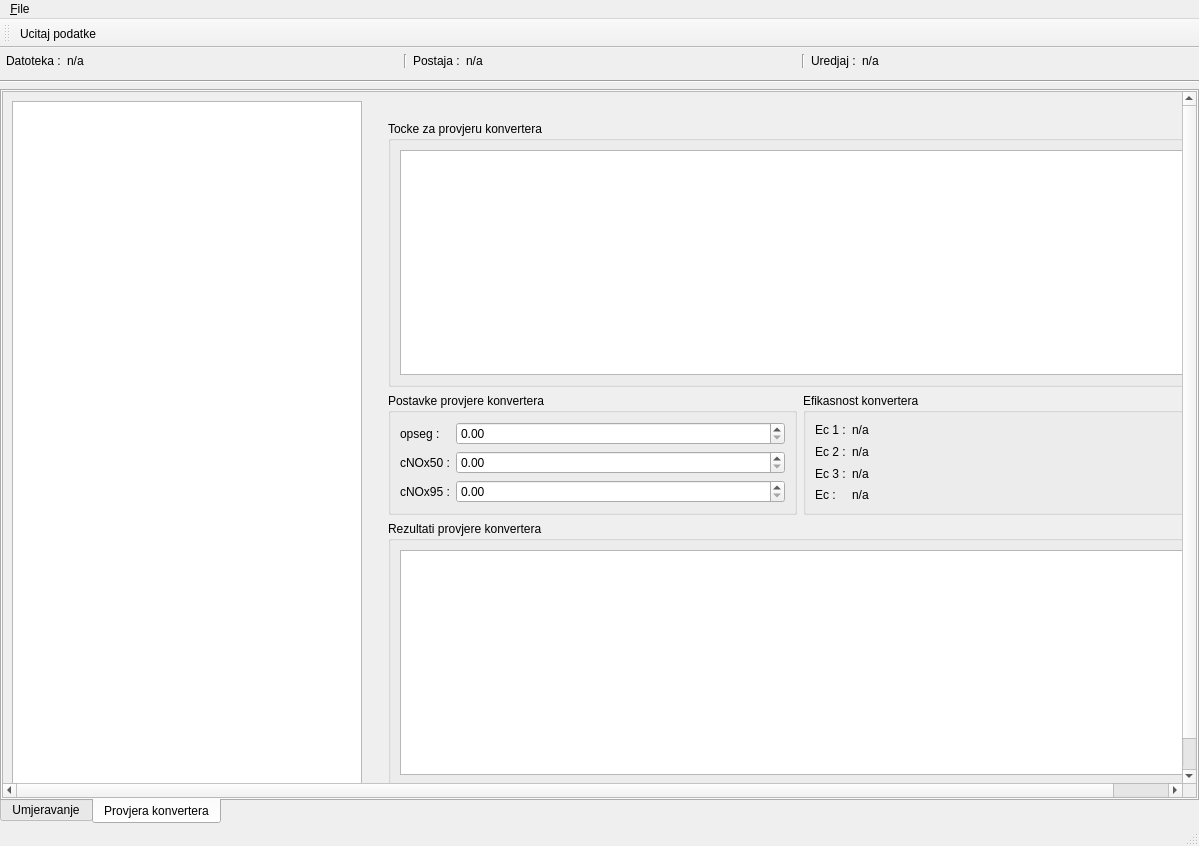
vmilic/umjeravanje, file app/view/uiFiles/display.ui: the form before one commit.
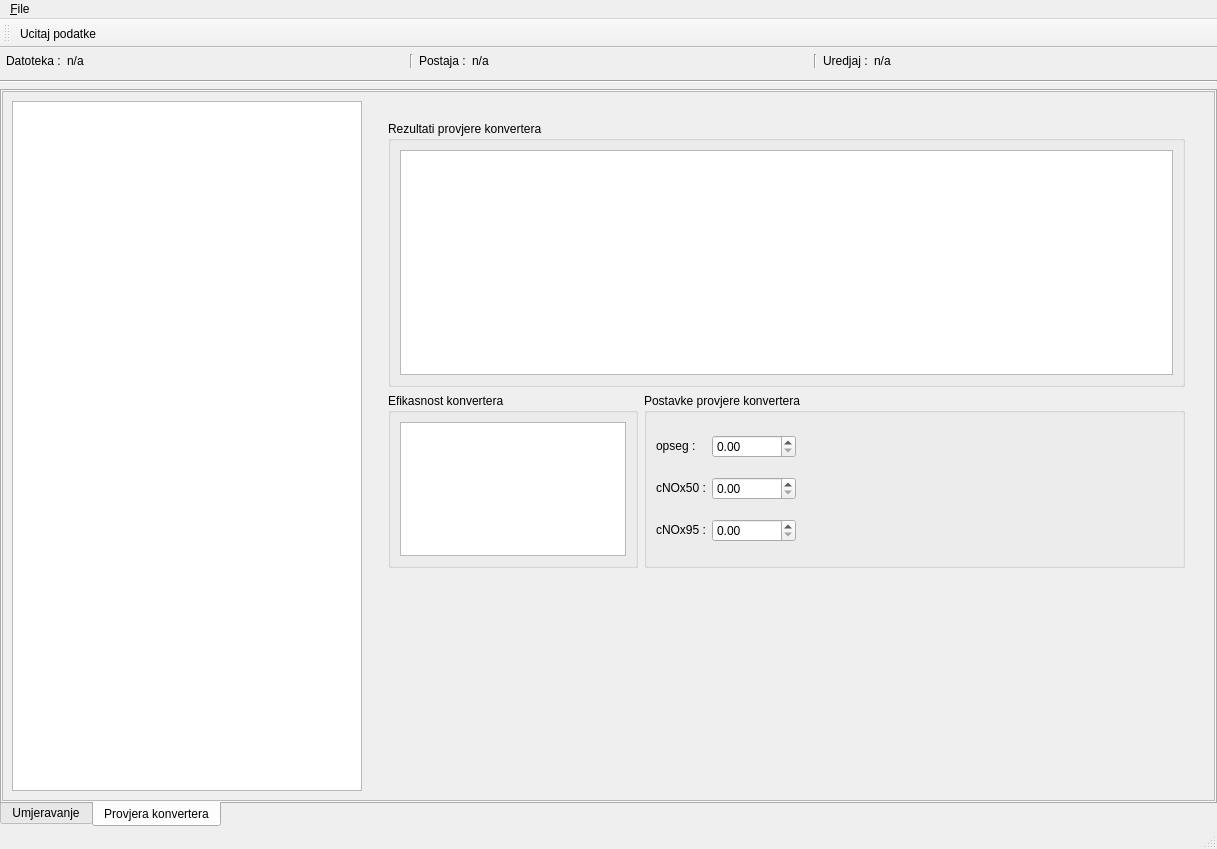
The form after the commit. The open tabs and pages were chosen to show the change.

```diff
--- a/app/view/uiFiles/display.ui
+++ b/app/view/uiFiles/display.ui
@@ -6,8 +6,8 @@
    <rect>
     <x>0</x>
     <y>0</y>
-    <width>1199</width>
-    <height>846</height>
+    <width>1217</width>
+    <height>849</height>
    </rect>
   </property>
   <property name="windowTitle">
@@ -453,133 +453,7 @@
                    <layout class="QHBoxLayout" name="rezultatViewLayout"/>
                   </item>
                   <item>
-                   <widget class="QGroupBox" name="groupBox_5">
-                    <property name="title">
-                     <string>Parametri linearne regresije</string>
-                    </property>
-                    <layout class="QVBoxLayout" name="verticalLayout_2">
-                     <property name="sizeConstraint">
-                      <enum>QLayout::SetDefaultConstraint</enum>
-                     </property>
-                     <property name="margin">
-                      <number>0</number>
-                     </property>
-                     <item>
-                      <layout class="QHBoxLayout" name="horizontalLayout_4">
-                       <property name="sizeConstraint">
-                        <enum>QLayout::SetDefaultConstraint</enum>
-                       </property>
-                       <property name="margin">
-                        <number>0</number>
-                       </property>
-                       <item>
-                        <widget class="QLabel" name="label_13">
-                         <property name="sizePolicy">
-                          <sizepolicy hsizetype="Preferred" vsizetype="Fixed">
-                           <horstretch>0</horstretch>
-                           <verstretch>0</verstretch>
-                          </sizepolicy>
-                         </property>
-                         <property name="text">
-                          <string>Slope :</string>
-                         </property>
-                        </widget>
-                       </item>
-                       <item>
-                        <widget class="QLabel" name="labelSlope">
-                         <property name="sizePolicy">
-                          <sizepolicy hsizetype="MinimumExpanding" vsizetype="Fixed">
-                           <horstretch>0</horstretch>
-                           <verstretch>0</verstretch>
-                          </sizepolicy>
-                         </property>
-                         <property name="text">
-                          <string>n/a</string>
-                         </property>
-                        </widget>
-                       </item>
-                       <item>
-                        <widget class="QLabel" name="label_14">
-                         <property name="sizePolicy">
-                          <sizepolicy hsizetype="Preferred" vsizetype="Fixed">
-                           <horstretch>0</horstretch>
-                           <verstretch>0</verstretch>
-                          </sizepolicy>
-                         </property>
-                         <property name="text">
-                          <string>Offset :</string>
-                         </property>
-                        </widget>
-                       </item>
-                       <item>
-                        <widget class="QLabel" name="labelOffset">
-                         <property name="sizePolicy">
-                          <sizepolicy hsizetype="MinimumExpanding" vsizetype="Fixed">
-                           <horstretch>0</horstretch>
-                           <verstretch>0</verstretch>
-                          </sizepolicy>
-                         </property>
-                         <property name="text">
-                          <string>n/a</string>
-                         </property>
-                        </widget>
-                       </item>
-                       <item>
-                        <widget class="QLabel" name="label_17">
-                         <property name="sizePolicy">
-                          <sizepolicy hsizetype="Preferred" vsizetype="Fixed">
-                           <horstretch>0</horstretch>
-                           <verstretch>0</verstretch>
-                          </sizepolicy>
-                         </property>
-                         <property name="text">
-                          <string>A :</string>
-                         </property>
-                        </widget>
-                       </item>
-                       <item>
-                        <widget class="QLabel" name="labelA">
-                         <property name="sizePolicy">
-                          <sizepolicy hsizetype="MinimumExpanding" vsizetype="Fixed">
-                           <horstretch>0</horstretch>
-                           <verstretch>0</verstretch>
-                          </sizepolicy>
-                         </property>
-                         <property name="text">
-                          <string>n/a</string>
-                         </property>
-                        </widget>
-                       </item>
-                       <item>
-                        <widget class="QLabel" name="label_18">
-                         <property name="sizePolicy">
-                          <sizepolicy hsizetype="Preferred" vsizetype="Fixed">
-                           <horstretch>0</horstretch>
-                           <verstretch>0</verstretch>
-                          </sizepolicy>
-                         </property>
-                         <property name="text">
-                          <string>B :</string>
-                         </property>
-                        </widget>
-                       </item>
-                       <item>
-                        <widget class="QLabel" name="labelB">
-                         <property name="sizePolicy">
-                          <sizepolicy hsizetype="MinimumExpanding" vsizetype="Fixed">
-                           <horstretch>0</horstretch>
-                           <verstretch>0</verstretch>
-                          </sizepolicy>
-                         </property>
-                         <property name="text">
-                          <string>n/a</string>
-                         </property>
-                        </widget>
-                       </item>
-                      </layout>
-                     </item>
-                    </layout>
-                   </widget>
+                   <layout class="QHBoxLayout" name="grafoviLayout"/>
                   </item>
                  </layout>
                 </widget>
@@ -614,8 +488,8 @@
             <rect>
              <x>0</x>
              <y>0</y>
-             <width>1236</width>
-             <height>698</height>
+             <width>1209</width>
+             <height>718</height>
             </rect>
            </property>
            <layout class="QHBoxLayout" name="horizontalLayout_5">
@@ -645,42 +519,82 @@
                <number>20</number>
               </property>
               <item>
-               <widget class="QGroupBox" name="groupBox_7">
+               <widget class="QGroupBox" name="groupBox_9">
                 <property name="title">
-                 <string>Tocke za provjeru konvertera</string>
+                 <string>Rezultati provjere konvertera</string>
                 </property>
-                <layout class="QVBoxLayout" name="verticalLayout_5">
+                <layout class="QVBoxLayout" name="verticalLayout_6">
                  <item>
-                  <widget class="QTableView" name="konverterTockeView">
+                  <widget class="QTableView" name="konverterRezultatView">
                    <property name="minimumSize">
                     <size>
-                     <width>800</width>
+                     <width>0</width>
                      <height>225</height>
                     </size>
                    </property>
+                   <property name="selectionMode">
+                    <enum>QAbstractItemView::SingleSelection</enum>
+                   </property>
+                   <property name="selectionBehavior">
+                    <enum>QAbstractItemView::SelectRows</enum>
+                   </property>
+                   <attribute name="verticalHeaderVisible">
+                    <bool>false</bool>
+                   </attribute>
                   </widget>
                  </item>
                 </layout>
                </widget>
               </item>
               <item>
-               <layout class="QHBoxLayout" name="horizontalLayout_6">
-                <property name="spacing">
-                 <number>6</number>
-                </property>
+               <layout class="QHBoxLayout" name="horizontalLayout_4">
                 <property name="margin">
                  <number>0</number>
                 </property>
+                <item>
+                 <widget class="QGroupBox" name="groupBox">
+                  <property name="maximumSize">
+                   <size>
+                    <width>250</width>
+                    <height>175</height>
+                   </size>
+                  </property>
+                  <property name="title">
+                   <string>Efikasnost konvertera</string>
+                  </property>
+                  <layout class="QVBoxLayout" name="verticalLayout_2">
+                   <item>
+                    <widget class="QTableView" name="konverterEfikasnostView">
+                     <property name="maximumSize">
+                      <size>
+                       <width>250</width>
+                       <height>175</height>
+                      </size>
+                     </property>
+                     <attribute name="horizontalHeaderVisible">
+                      <bool>false</bool>
+                     </attribute>
+                    </widget>
+                   </item>
+                  </layout>
+                 </widget>
+                </item>
                 <item>
                  <widget class="QGroupBox" name="groupBox_2">
+                  <property name="maximumSize">
+                   <size>
+                    <width>16777215</width>
+                    <height>175</height>
+                   </size>
+                  </property>
                   <property name="title">
                    <string>Postavke provjere konvertera</string>
                   </property>
                   <layout class="QGridLayout" name="gridLayout_5">
-                   <item row="1" column="1">
+                   <item row="1" column="2">
                     <widget class="QDoubleSpinBox" name="cnox50SpinBox">
                      <property name="sizePolicy">
-                      <sizepolicy hsizetype="MinimumExpanding" vsizetype="Fixed">
+                      <sizepolicy hsizetype="Preferred" vsizetype="Fixed">
                        <horstretch>0</horstretch>
                        <verstretch>0</verstretch>
                       </sizepolicy>
@@ -690,17 +604,23 @@
                      </property>
                     </widget>
                    </item>
-                   <item row="1" column="0">
+                   <item row="1" column="1">
                     <widget class="QLabel" name="label_2">
+                     <property name="sizePolicy">
+                      <sizepolicy hsizetype="Preferred" vsizetype="Fixed">
+                       <horstretch>0</horstretch>
+                       <verstretch>0</verstretch>
+                      </sizepolicy>
+                     </property>
                      <property name="text">
                       <string>cNOx50 :</string>
                      </property>
                     </widget>
                    </item>
-                   <item row="2" column="1">
+                   <item row="2" column="2">
                     <widget class="QDoubleSpinBox" name="cnox95SpinBox">
                      <property name="sizePolicy">
-                      <sizepolicy hsizetype="MinimumExpanding" vsizetype="Fixed">
+                      <sizepolicy hsizetype="Preferred" vsizetype="Fixed">
                        <horstretch>0</horstretch>
                        <verstretch>0</verstretch>
                       </sizepolicy>
@@ -710,24 +630,36 @@
                      </property>
                     </widget>
                    </item>
-                   <item row="2" column="0">
+                   <item row="2" column="1">
                     <widget class="QLabel" name="label_4">
+                     <property name="sizePolicy">
+                      <sizepolicy hsizetype="Preferred" vsizetype="Fixed">
+                       <horstretch>0</horstretch>
+                       <verstretch>0</verstretch>
+                      </sizepolicy>
+                     </property>
                      <property name="text">
                       <string>cNOx95 :</string>
                      </property>
                     </widget>
                    </item>
-                   <item row="0" column="0">
+                   <item row="0" column="1">
                     <widget class="QLabel" name="label_20">
+                     <property name="sizePolicy">
+                      <sizepolicy hsizetype="Preferred" vsizetype="Fixed">
+                       <horstretch>0</horstretch>
+                       <verstretch>0</verstretch>
+                      </sizepolicy>
+                     </property>
                      <property name="text">
                       <string>opseg :</string>
                      </property>
                     </widget>
                    </item>
-                   <item row="0" column="1">
+                   <item row="0" column="2">
                     <widget class="QDoubleSpinBox" name="konverterOpseg">
                      <property name="sizePolicy">
-                      <sizepolicy hsizetype="MinimumExpanding" vsizetype="Fixed">
+                      <sizepolicy hsizetype="Preferred" vsizetype="Fixed">
                        <horstretch>0</horstretch>
                        <verstretch>0</verstretch>
                       </sizepolicy>
@@ -737,94 +669,44 @@
                      </property>
                     </widget>
                    </item>
-                  </layout>
-                 </widget>
-                </item>
-                <item>
-                 <widget class="QGroupBox" name="groupBox_10">
-                  <property name="title">
-                   <string>Efikasnost konvertera</string>
-                  </property>
-                  <layout class="QGridLayout" name="gridLayout_6">
-                   <item row="2" column="1">
-                    <widget class="QLabel" name="labelEc3">
-                     <property name="sizePolicy">
-                      <sizepolicy hsizetype="MinimumExpanding" vsizetype="Preferred">
-                       <horstretch>0</horstretch>
-                       <verstretch>0</verstretch>
-                      </sizepolicy>
+                   <item row="0" column="3">
+                    <spacer name="horizontalSpacer_8">
+                     <property name="orientation">
+                      <enum>Qt::Horizontal</enum>
                      </property>
-                     <property name="text">
-                      <string>n/a</string>
+                     <property name="sizeHint" stdset="0">
+                      <size>
+                       <width>40</width>
+                       <height>20</height>
+                      </size>
                      </property>
-                    </widget>
+                    </spacer>
                    </item>
-                   <item row="3" column="1">
-                    <widget class="QLabel" name="labelEc">
-                     <property name="sizePolicy">
-                      <sizepolicy hsizetype="MinimumExpanding" vsizetype="Preferred">
-                       <horstretch>0</horstretch>
-                       <verstretch>0</verstretch>
-                      </sizepolicy>
+                   <item row="1" column="3">
+                    <spacer name="horizontalSpacer_9">
+                     <property name="orientation">
+                      <enum>Qt::Horizontal</enum>
                      </property>
-                     <property name="text">
-                      <string>n/a</string>
+                     <property name="sizeHint" stdset="0">
+                      <size>
+                       <width>40</width>
+                       <height>20</height>
+                      </size>
                      </property>
-                    </widget>
+                    </spacer>
                    </item>
-                   <item row="1" column="0">
-                    <widget class="QLabel" name="label_15">
-                     <property name="text">
-                      <string>Ec 2 :</string>
+                   <item row="2" column="3">
+                    <spacer name="horizontalSpacer_10">
+                     <property name="orientation">
+                      <enum>Qt::Horizontal</enum>
                      </property>
-                    </widget>
-                   </item>
-                   <item row="2" column="0">
-                    <widget class="QLabel" name="label_16">
-                     <property name="text">
-                      <string>Ec 3 :</string>
+                     <property name="sizeHint" stdset="0">
+                      <size>
+                       <width>40</width>
+                       <height>20</height>
+                      </size>
                      </property>
-                    </widget>
-                   </item>
-                   <item row="3" column="0">
-                    <widget class="QLabel" name="label_19">
-                     <property name="text">
-                      <string>Ec :</string>
-                     </property>
-                    </widget>
-                   </item>
-                   <item row="1" column="1">
-                    <widget class="QLabel" name="labelEc2">
-                     <property name="sizePolicy">
-                      <sizepolicy hsizetype="MinimumExpanding" vsizetype="Preferred">
-                       <horstretch>0</horstretch>
-                       <verstretch>0</verstretch>
-                      </sizepolicy>
-                     </property>
-                     <property name="text">
-                      <string>n/a</string>
-                     </property>
-                    </widget>
-                   </item>
-                   <item row="0" column="1">
-                    <widget class="QLabel" name="labelEc1">
-                     <property name="sizePolicy">
-                      <sizepolicy hsizetype="MinimumExpanding" vsizetype="Preferred">
-                       <horstretch>0</horstretch>
-                       <verstretch>0</verstretch>
-                      </sizepolicy>
-                     </property>
-                     <property name="text">
-                      <string>n/a</string>
-                     </property>
-                    </widget>
-                   </item>
-                   <item row="0" column="0">
-                    <widget class="QLabel" name="label_6">
-                     <property name="text">
-                      <string>Ec 1 :</string>
-                     </property>
-                    </widget>
+                    </spacer>
                    </item>
                   </layout>
                  </widget>
@@ -832,23 +714,17 @@
                </layout>
               </item>
               <item>
-               <widget class="QGroupBox" name="groupBox_9">
-                <property name="title">
-                 <string>Rezultati provjere konvertera</string>
+               <spacer name="verticalSpacer_2">
+                <property name="orientation">
+                 <enum>Qt::Vertical</enum>
                 </property>
-                <layout class="QVBoxLayout" name="verticalLayout_6">
-                 <item>
-                  <widget class="QTableView" name="konverterRezultatView">
-                   <property name="minimumSize">
-                    <size>
-                     <width>0</width>
-                     <height>225</height>
-                    </size>
-                   </property>
-                  </widget>
-                 </item>
-                </layout>
-               </widget>
+                <property name="sizeHint" stdset="0">
+                 <size>
+                  <width>20</width>
+                  <height>40</height>
+                 </size>
+                </property>
+               </spacer>
               </item>
              </layout>
             </item>
@@ -867,7 +743,7 @@
     <rect>
      <x>0</x>
      <y>0</y>
-     <width>1199</width>
+     <width>1217</width>
      <height>21</height>
     </rect>
    </property>
```
Left out of the diff: 57 changed lines with no effect on the pictures.
